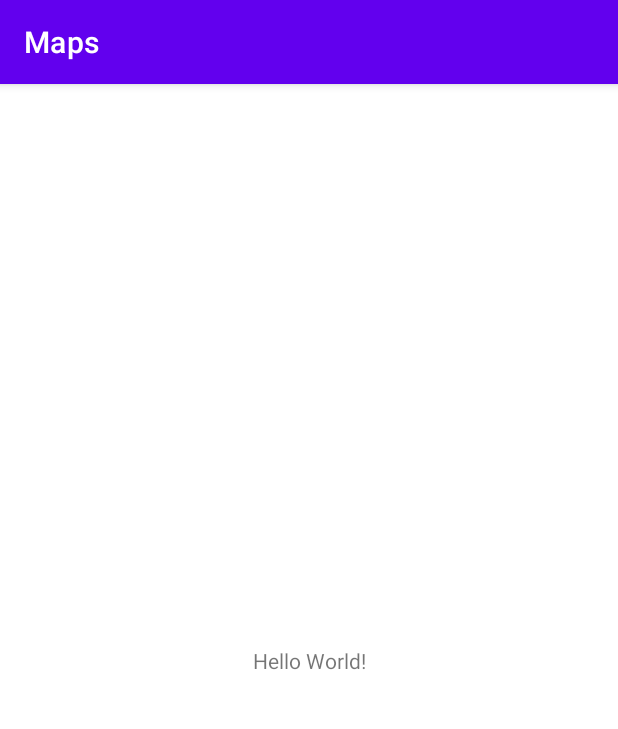
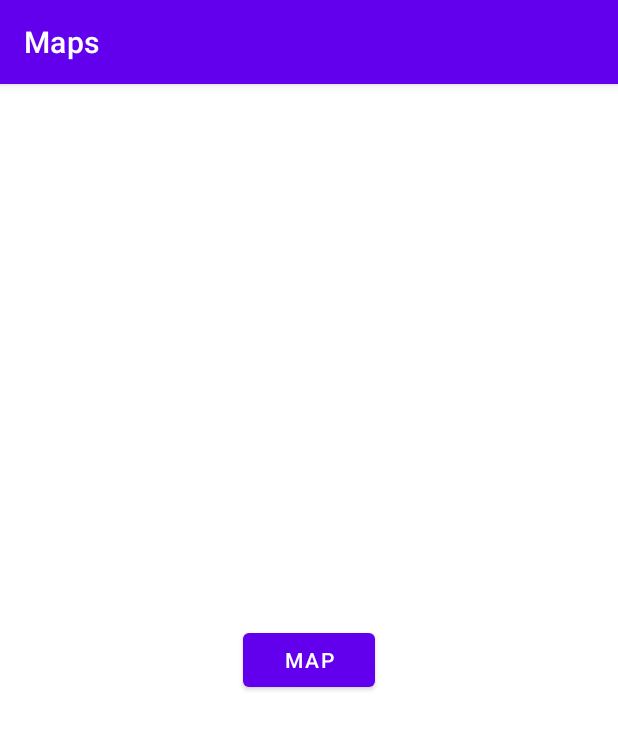
Before and after one commit to douguizilla/Maps, an Android app: the screen it shows after launch (MainActivity), on a phone screen of 412 x 824 dp. Shown: the top 729 px of the screen. Run offline under Robolectric (Android 15) with nearby library versions, the phone set to English and light mode, and no system bars.

Commit message:
created a button to navigate to Maps activity and put the services test inside to onCreate

```diff
--- a/app/src/main/java/com/odougle/maps/MainActivity.kt
+++ b/app/src/main/java/com/odougle/maps/MainActivity.kt
@@ -15,14 +15,22 @@ class MainActivity : AppCompatActivity() {
     override fun onCreate(savedInstanceState: Bundle?) {
         super.onCreate(savedInstanceState)
         setContentView(R.layout.activity_main)
+        if(isServicesOK()){
+            init()
+        }
     }
 
-    fun isServicesOK(){
+    private fun init(){
+
+    }
+
+    fun isServicesOK(): Boolean{
         Log.d(TAG,"isServicesOK: checking google services version")
         val available = GoogleApiAvailability.getInstance().isGooglePlayServicesAvailable(this@MainActivity)
         if(available == ConnectionResult.SUCCESS){
             //ok
             Log.d(TAG, "isServicesOK: Google Play Services is working")
+            return true
         }else if(GoogleApiAvailability.getInstance().isUserResolvableError(available)){
             //an error we can resolve it
             Log.d(TAG,"isServicesOK: an error occured but we can fix it")
@@ -31,6 +39,8 @@ class MainActivity : AppCompatActivity() {
         }else{
             Toast.makeText(this, "You can`t make map requests",Toast.LENGTH_SHORT).show()
         }
+
+        return false
     }
 
 }
--- a/app/src/main/res/layout/activity_main.xml
+++ b/app/src/main/res/layout/activity_main.xml
@@ -6,13 +6,14 @@
     android:layout_height="match_parent"
     tools:context=".MainActivity">
 
-    <TextView
+    <Button
+        android:id="@+id/btnMap"
         android:layout_width="wrap_content"
         android:layout_height="wrap_content"
-        android:text="Hello World!"
+        android:text="Map"
         app:layout_constraintBottom_toBottomOf="parent"
-        app:layout_constraintLeft_toLeftOf="parent"
-        app:layout_constraintRight_toRightOf="parent"
+        app:layout_constraintEnd_toEndOf="parent"
+        app:layout_constraintStart_toStartOf="parent"
         app:layout_constraintTop_toTopOf="parent" />
 
 </androidx.constraintlayout.widget.ConstraintLayout>
```
